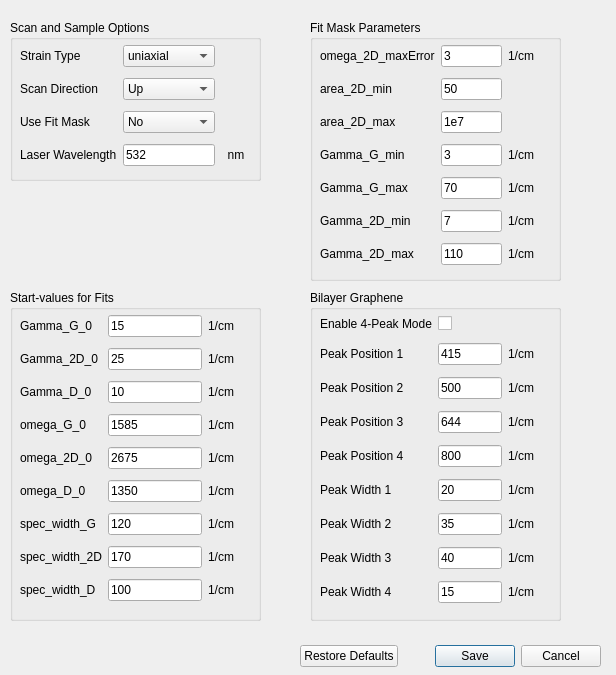
Qt form src/ramangui/settings_gui.ui (ph-schmidt/Raman-Map-GUI) before a commit.
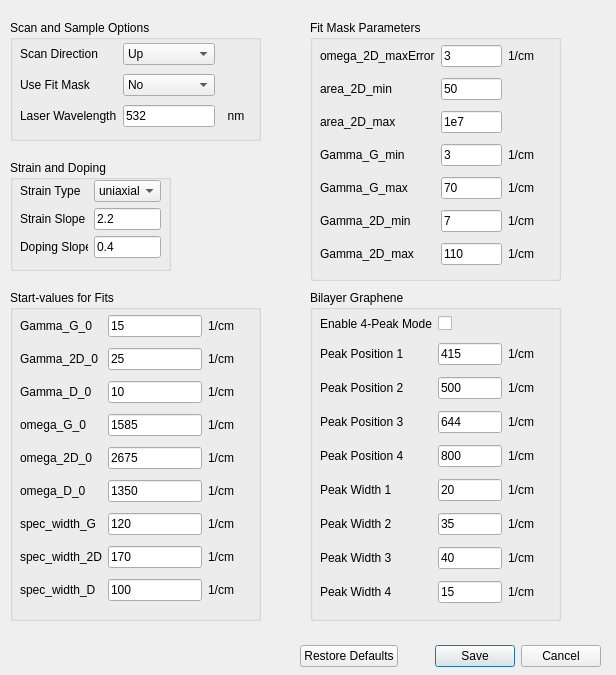
The same form after that commit.

Commit message: feat: make strain and doping slopes adjustable in fit settings

```diff
--- a/src/ramangui/settings_gui.ui
+++ b/src/ramangui/settings_gui.ui
@@ -44,7 +44,7 @@
      <x>10</x>
      <y>20</y>
      <width>251</width>
-     <height>161</height>
+     <height>121</height>
     </rect>
    </property>
    <property name="title">
@@ -56,28 +56,32 @@
       <x>10</x>
       <y>20</y>
       <width>231</width>
-      <height>131</height>
+      <height>91</height>
      </rect>
     </property>
     <layout class="QGridLayout" name="gridLayout">
-     <item row="0" column="1">
-      <widget class="QComboBox" name="comboBox_StrainType">
-       <property name="currentIndex">
-        <number>0</number>
-       </property>
-       <item>
-        <property name="text">
-         <string>uniaxial</string>
-        </property>
-       </item>
-       <item>
-        <property name="text">
-         <string>biaxial</string>
-        </property>
-       </item>
-      </widget>
-     </item>
      <item row="1" column="1">
+      <widget class="QComboBox" name="comboBox_Mask">
+       <item>
+        <property name="text">
+         <string>No</string>
+        </property>
+       </item>
+       <item>
+        <property name="text">
+         <string>Yes</string>
+        </property>
+       </item>
+      </widget>
+     </item>
+     <item row="2" column="1">
+      <widget class="QLineEdit" name="lineEdit_LaserWavelength">
+       <property name="text">
+        <string>532</string>
+       </property>
+      </widget>
+     </item>
+     <item row="0" column="1">
       <widget class="QComboBox" name="comboBox_ScanDirection">
        <item>
         <property name="text">
@@ -91,21 +95,21 @@
        </item>
       </widget>
      </item>
-     <item row="3" column="0">
+     <item row="2" column="0">
       <widget class="QLabel" name="label_52">
        <property name="text">
         <string>Laser Wavelength</string>
        </property>
       </widget>
      </item>
-     <item row="2" column="0">
-      <widget class="QLabel" name="label_29">
+     <item row="2" column="2">
+      <widget class="QLabel" name="label_53">
        <property name="text">
-        <string>Use Fit Mask</string>
+        <string>  nm  </string>
        </property>
       </widget>
      </item>
-     <item row="1" column="0">
+     <item row="0" column="0">
       <widget class="QLabel" name="label_3">
        <property name="toolTip">
         <string>What was the scan direction (slow axis)?</string>
@@ -115,47 +119,10 @@
        </property>
       </widget>
      </item>
-     <item row="2" column="1">
-      <widget class="QComboBox" name="comboBox_Mask">
-       <item>
-        <property name="text">
-         <string>No</string>
-        </property>
-       </item>
-       <item>
-        <property name="text">
-         <string>Yes</string>
-        </property>
-       </item>
-      </widget>
-     </item>
-     <item row="0" column="0">
-      <widget class="QLabel" name="label">
-       <property name="toolTip">
-        <string>Select the kind of strain</string>
-       </property>
-       <property name="whatsThis">
-        <string/>
-       </property>
-       <property name="accessibleDescription">
-        <string/>
-       </property>
+     <item row="1" column="0">
+      <widget class="QLabel" name="label_29">
        <property name="text">
-        <string>Strain Type</string>
-       </property>
-      </widget>
-     </item>
-     <item row="3" column="2">
-      <widget class="QLabel" name="label_53">
-       <property name="text">
-        <string>  nm  </string>
-       </property>
-      </widget>
-     </item>
-     <item row="3" column="1">
-      <widget class="QLineEdit" name="lineEdit_LaserWavelength">
-       <property name="text">
-        <string>532</string>
+        <string>Use Fit Mask</string>
        </property>
       </widget>
      </item>
@@ -771,6 +738,92 @@
     </layout>
    </widget>
   </widget>
+  <widget class="QGroupBox" name="groupBox_5">
+   <property name="geometry">
+    <rect>
+     <x>10</x>
+     <y>160</y>
+     <width>161</width>
+     <height>111</height>
+    </rect>
+   </property>
+   <property name="title">
+    <string>Strain and Doping</string>
+   </property>
+   <widget class="QWidget" name="gridLayoutWidget_6">
+    <property name="geometry">
+     <rect>
+      <x>10</x>
+      <y>20</y>
+      <width>141</width>
+      <height>81</height>
+     </rect>
+    </property>
+    <layout class="QGridLayout" name="gridLayout_6">
+     <item row="0" column="1">
+      <widget class="QComboBox" name="comboBox_StrainType">
+       <property name="currentIndex">
+        <number>0</number>
+       </property>
+       <item>
+        <property name="text">
+         <string>uniaxial</string>
+        </property>
+       </item>
+       <item>
+        <property name="text">
+         <string>biaxial</string>
+        </property>
+       </item>
+      </widget>
+     </item>
+     <item row="1" column="0">
+      <widget class="QLabel" name="label_58">
+       <property name="text">
+        <string>Strain Slope</string>
+       </property>
+      </widget>
+     </item>
+     <item row="1" column="1">
+      <widget class="QLineEdit" name="lineEdit_StrainSlope">
+       <property name="text">
+        <string>2.2</string>
+       </property>
+      </widget>
+     </item>
+     <item row="0" column="0">
+      <widget class="QLabel" name="label_61">
+       <property name="toolTip">
+        <string>Select the kind of strain</string>
+       </property>
+       <property name="whatsThis">
+        <string/>
+       </property>
+       <property name="accessibleDescription">
+        <string/>
+       </property>
+       <property name="text">
+        <string>Strain Type</string>
+       </property>
+      </widget>
+     </item>
+     <item row="2" column="0">
+      <widget class="QLabel" name="label">
+       <property name="text">
+        <string>Doping Slope</string>
+       </property>
+      </widget>
+     </item>
+     <item row="2" column="1">
+      <widget class="QLineEdit" name="lineEdit_DopingSlope">
+       <property name="text">
+        <string>0.4</string>
+       </property>
+      </widget>
+     </item>
+    </layout>
+   </widget>
+  </widget>
  </widget>
  <resources/>
  <connections>
```
The commit also changes 9 other files.
